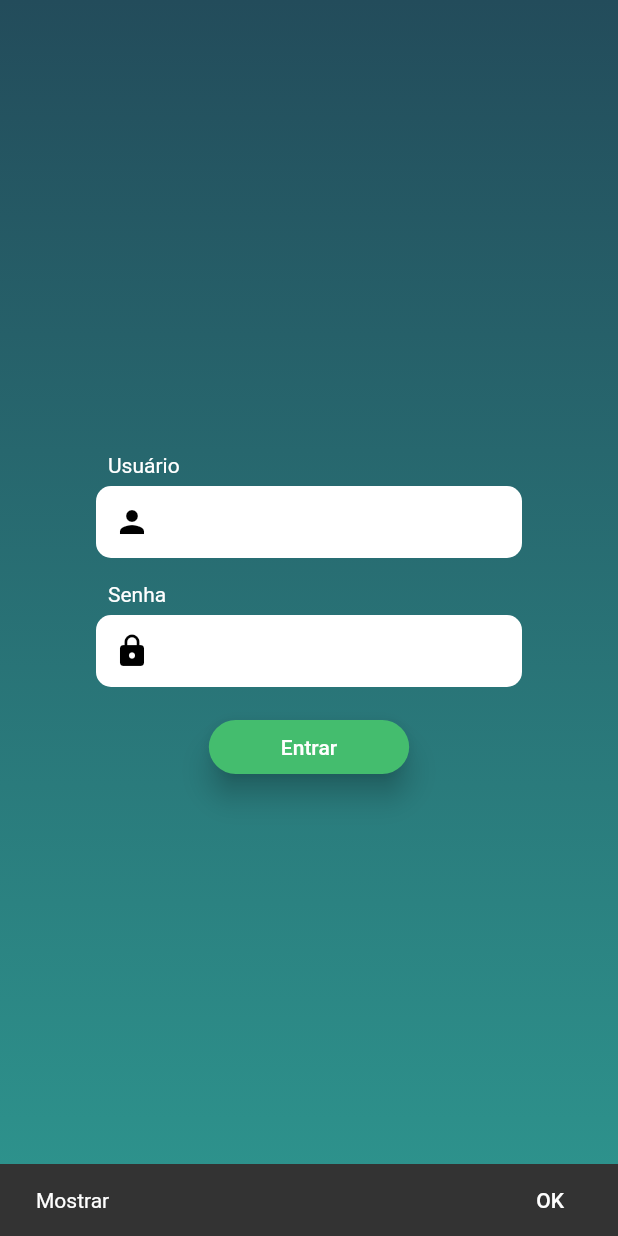
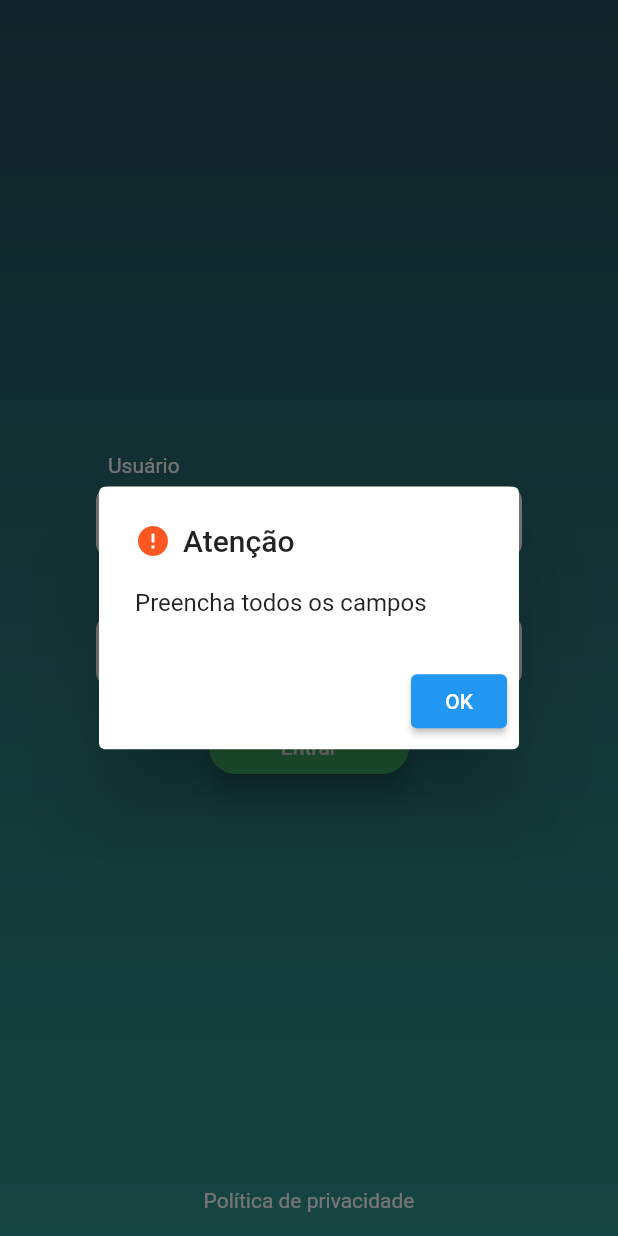
Before and after one commit to mateushvenancio/target, a Flutter app: the screen it shows after launch, after a tap on "Entrar", on a phone screen of 412 x 824 dp. Run offline on Flutter 3.47's test engine with Material 2 defaults, Android fonts, the phone set to English and light mode, and no system bars; our stand-ins replace get_it, go_router.

Commit message:
login + validations

```diff
--- /dev/null
+++ b/lib/core/exceptions/main_exception.dart
@@ -0,0 +1,9 @@
+class MainException implements Exception {
+  final String? _message;
+  MainException([this._message]);
+
+  String get message => _message ?? 'Ocorreu um erro';
+
+  @override
+  String toString() => message;
+}
--- /dev/null
+++ b/lib/datasources/mock_datasource/mock_auth_repository.dart
@@ -0,0 +1,34 @@
+import 'package:target/core/exceptions/main_exception.dart';
+import 'package:target/repositories/i_auth_repository.dart';
+
+class MockAuthRepository implements IAuthRepository {
+  @override
+  Future<void> login(String username, String password) async {
+    if (username.isEmpty || password.isEmpty) {
+      throw MainException('Preencha todos os campos');
+    }
+
+    final errors = <String>[];
+
+    if (password.length < 2) {
+      errors.add('Senha não pode ter menos que dois caracteres');
+    }
+
+    if (!RegExp(r'^[a-zA-Z0-9]+$').hasMatch(password)) {
+      errors.add('Não são permitidos caracteres especiais na senha. Apenas letras e números.');
+    }
+
+    if (username.length > 20) {
+      errors.add('Usuário não pode ter mais que 20 caracteres');
+    }
+
+    if (password.length > 20) {
+      errors.add('Senha não pode ter mais que 20 caracteres');
+    }
+
+    if (errors.isNotEmpty) {
+      final errorMessage = errors.map((e) => '- $e').join('\n');
+      throw MainException(errorMessage);
+    }
+  }
+}
--- a/lib/main.dart
+++ b/lib/main.dart
@@ -1,7 +1,12 @@
 import 'package:flutter/material.dart';
+import 'package:get_it/get_it.dart';
+import 'package:go_router/go_router.dart';
+import 'package:target/datasources/mock_datasource/mock_auth_repository.dart';
 import 'package:target/presenter/screens/login_screen.dart';
+import 'package:target/repositories/i_auth_repository.dart';
 
 void main() {
+  GetIt.I.registerSingleton<IAuthRepository>(MockAuthRepository());
   runApp(const MyApp());
 }
 
@@ -11,10 +16,19 @@ class MyApp extends StatelessWidget {
   // This widget is the root of your application.
   @override
   Widget build(BuildContext context) {
-    return const MaterialApp(
+    return MaterialApp.router(
       debugShowCheckedModeBanner: false,
       title: 'Target',
-      home: LoginScreen(),
+      routerConfig: _router,
     );
   }
 }
+
+final _router = GoRouter(
+  routes: [
+    GoRoute(
+      path: '/',
+      builder: (_, __) => const LoginScreen(),
+    ),
+  ],
+);
--- a/lib/presenter/components/main_text_field.dart
+++ b/lib/presenter/components/main_text_field.dart
@@ -4,11 +4,13 @@ class MainTextField extends StatelessWidget {
   final TextEditingController? controller;
   final String? label;
   final Widget? icon;
+  final bool? obscure;
 
   const MainTextField({
     super.key,
     this.label,
     this.icon,
+    this.obscure,
     this.controller,
   });
 
@@ -29,6 +31,7 @@ class MainTextField extends StatelessWidget {
             ),
           ),
         TextField(
+          obscureText: obscure ?? false,
           controller: controller,
           decoration: InputDecoration(
             errorStyle: const TextStyle(color: Colors.white),
--- a/lib/presenter/screens/login_screen.dart
+++ b/lib/presenter/screens/login_screen.dart
@@ -1,12 +1,41 @@
 import 'package:flutter/material.dart';
+import 'package:get_it/get_it.dart';
+import 'package:go_router/go_router.dart';
+import 'package:target/core/exceptions/main_exception.dart';
 import 'package:target/presenter/components/body.dart';
 import 'package:target/presenter/components/main_button.dart';
 import 'package:target/presenter/components/main_text_field.dart';
-import 'package:target/services/show_snackbar.dart';
+import 'package:target/repositories/i_auth_repository.dart';
+import 'package:target/services/show_alert_dialog.dart';
 import 'package:url_launcher/url_launcher_string.dart';
 
-class LoginScreen extends StatelessWidget {
+class LoginScreen extends StatefulWidget {
   const LoginScreen({super.key});
+
+  @override
+  State<LoginScreen> createState() => _LoginScreenState();
+}
+
+class _LoginScreenState extends State<LoginScreen> {
+  final authRepository = GetIt.I<IAuthRepository>();
+  final usernameTextController = TextEditingController();
+  final passwordTextController = TextEditingController();
+
+  submit() async {
+    try {
+      await authRepository.login(
+        usernameTextController.text.trim(),
+        passwordTextController.text.trim(),
+      );
+      if (mounted) {
+        context.go('/home');
+      }
+    } on MainException catch (e) {
+      if (mounted) {
+        showAlertDialog(context, e.message, AlertDialogType.error);
+      }
+    }
+  }
 
   @override
   Widget build(BuildContext context) {
@@ -17,21 +46,22 @@ class LoginScreen extends StatelessWidget {
             Column(
               mainAxisAlignment: MainAxisAlignment.center,
               children: [
-                const MainTextField(
+                MainTextField(
                   label: 'Usuário',
-                  icon: Icon(Icons.person),
+                  icon: const Icon(Icons.person),
+                  controller: usernameTextController,
                 ),
                 const SizedBox(height: 16),
-                const MainTextField(
+                MainTextField(
                   label: 'Senha',
-                  icon: Icon(Icons.lock),
+                  icon: const Icon(Icons.lock),
+                  controller: passwordTextController,
+                  obscure: true,
                 ),
                 const SizedBox(height: 16),
                 MainButton(
                   label: 'Entrar',
-                  onPressed: () {
-                    showSnackBar(context, 'Mostrar');
-                  },
+                  onPressed: submit,
                 ),
               ],
             ),
--- /dev/null
+++ b/lib/repositories/i_auth_repository.dart
@@ -0,0 +1,3 @@
+abstract interface class IAuthRepository {
+  Future<void> login(String username, String password);
+}
--- /dev/null
+++ b/lib/services/show_alert_dialog.dart
@@ -0,0 +1,65 @@
+import 'package:flutter/material.dart';
+import 'package:go_router/go_router.dart';
+
+enum AlertDialogType {
+  info,
+  error,
+  success,
+}
+
+showAlertDialog(BuildContext context, String content, [AlertDialogType type = AlertDialogType.info]) {
+  final result = switch (type) {
+    AlertDialogType.info => _InfoMainDialog(text: content),
+    AlertDialogType.error => _ErrorMainDialog(text: content),
+    AlertDialogType.success => _SuccessMainDialog(text: content),
+  };
+  showDialog(
+    context: context,
+    builder: (_) => result,
+  );
+}
+
+abstract class _MainDialog extends StatelessWidget {
+  final String text;
+  const _MainDialog({required this.text});
+
+  Widget get icon;
+
+  @override
+  Widget build(BuildContext context) {
+    return AlertDialog(
+      title: Row(
+        children: [
+          icon,
+          const SizedBox(width: 8),
+          const Text('Atenção'),
+        ],
+      ),
+      content: Text(text),
+      actions: [
+        ElevatedButton(
+          onPressed: () => context.pop(),
+          child: const Text('OK'),
+        ),
+      ],
+    );
+  }
+}
+
+class _InfoMainDialog extends _MainDialog {
+  const _InfoMainDialog({required super.text});
+  @override
+  Widget get icon => const Icon(Icons.info, color: Colors.indigo);
+}
+
+class _ErrorMainDialog extends _MainDialog {
+  const _ErrorMainDialog({required super.text});
+  @override
+  Widget get icon => const Icon(Icons.error, color: Colors.deepOrange);
+}
+
+class _SuccessMainDialog extends _MainDialog {
+  const _SuccessMainDialog({required super.text});
+  @override
+  Widget get icon => const Icon(Icons.check, color: Colors.green);
+}
```
Also changed, not shown: pubspec.yaml (+52 -48 lines), pubspec.lock.
